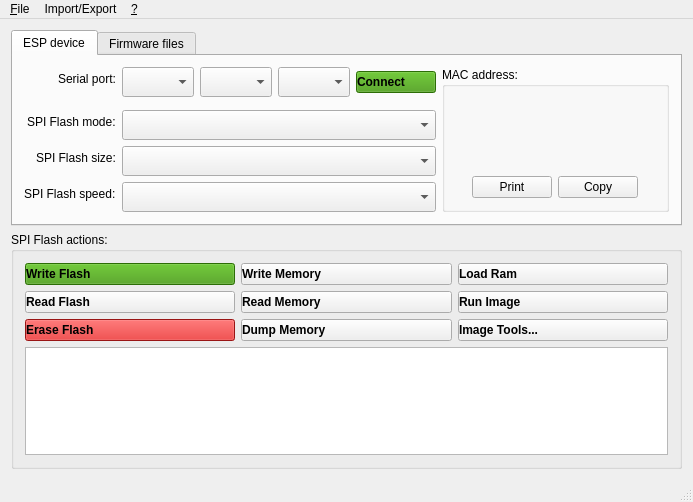
Qt form mainwindow.ui (hassanibi/espflasher) before a commit.
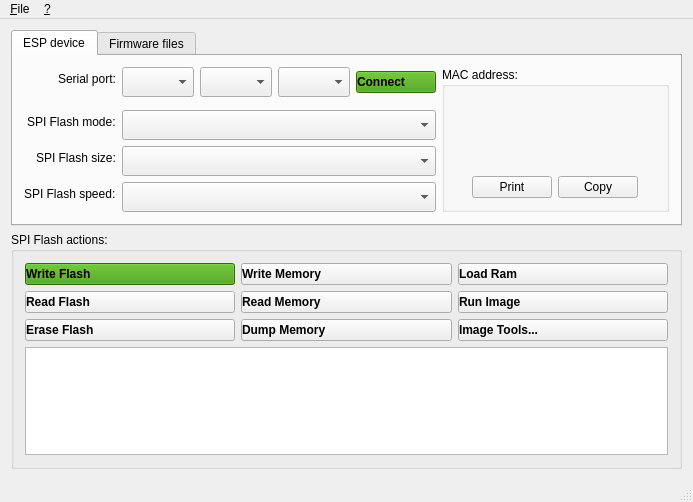
The same form after that commit. Icons and pictures are not drawn. Custom widgets are drawn as their Qt base class.

Patch:
```diff
--- a/mainwindow.ui
+++ b/mainwindow.ui
@@ -364,8 +364,7 @@
            </property>
            <property name="styleSheet">
             <string notr="true">text-align:left;
-font-weight: bold;
-background-color:rgb(214, 29, 29);</string>
+font-weight: bold;</string>
            </property>
            <property name="text">
             <string>Erase Flash</string>
@@ -680,13 +679,6 @@
      <height>19</height>
     </rect>
    </property>
-   <widget class="QMenu" name="menuImport_Export">
-    <property name="title">
-     <string>Import/Export</string>
-    </property>
-    <addaction name="actionImport_image_file_list"/>
-    <addaction name="actionExport_image_file_list"/>
-   </widget>
    <widget class="QMenu" name="menu_File">
     <property name="title">
      <string>&amp;File</string>
@@ -701,7 +693,6 @@
     <addaction name="actionAbout"/>
    </widget>
    <addaction name="menu_File"/>
-   <addaction name="menuImport_Export"/>
    <addaction name="menu"/>
   </widget>
   <widget class="QStatusBar" name="statusBar"/>
```
Left out of the diff: 3 changed lines with no effect on the pictures.
